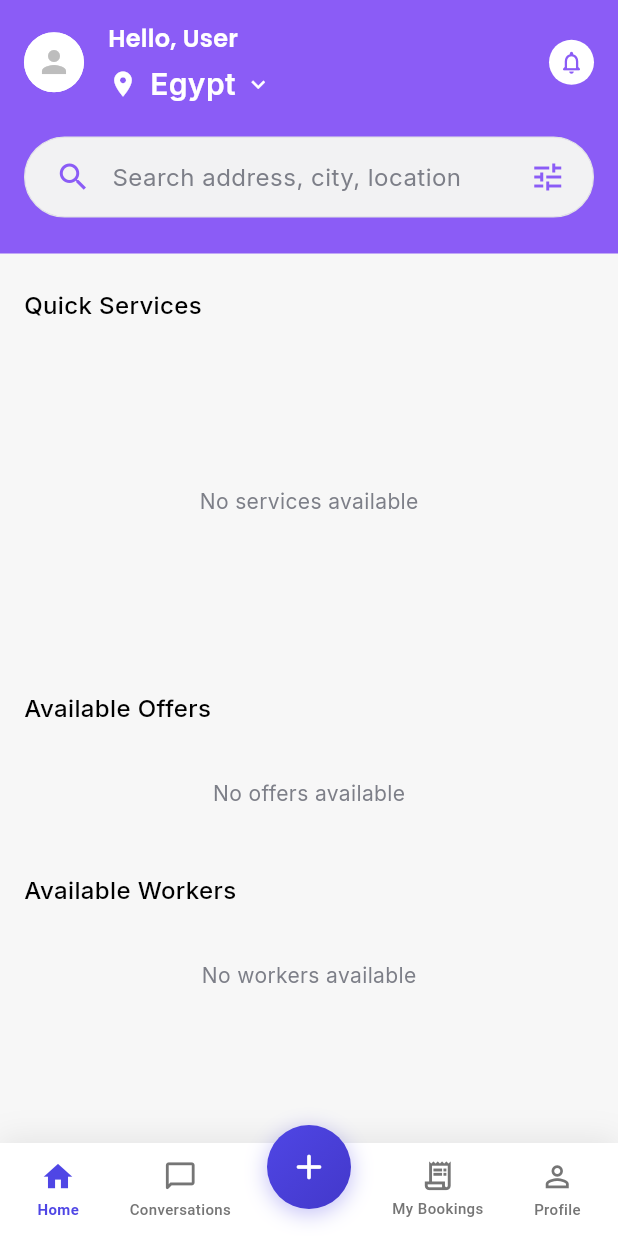
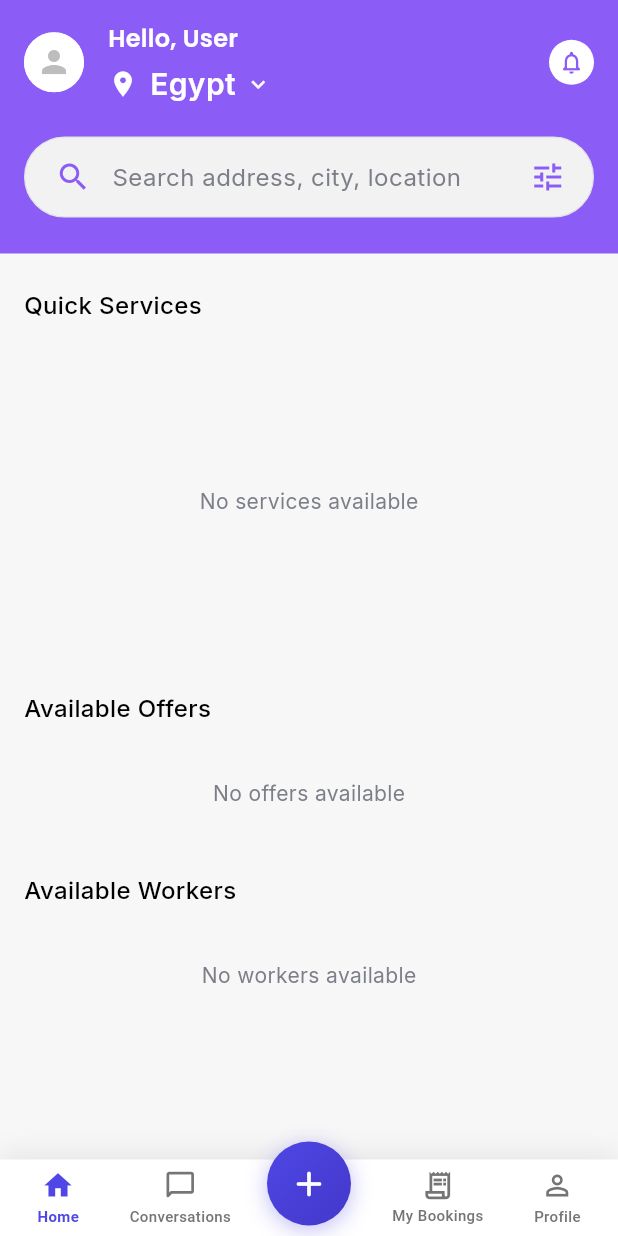
Before and after one commit to bassem-beshay/Amina-App, a Flutter app: the CustomerHomeScreen screen opened by its route, on a phone screen of 412 x 824 dp. Run offline on Flutter 3.47's test engine with Material 3 defaults, Android fonts, the phone set to English and light mode, and no system bars; our stand-ins replace cached_network_image, file_picker, firebase_core, firebase_messaging, flutter_local_notifications, flutter_secure_storage and 10 more; missing offline and left inert: flutter_custom_tabs; accounts and stored records are empty; network calls fail; Roboto replaces fonts that are missing (Cairo).

Commit message:
إصلاح تجاوز (overflow) الشريط السفلي وتصغيره على الموبايل
- إزالة الارتفاع الثابت 62 من شريط التنقل السفلي؛ الآن يأخذ حجم محتواه + safe-area inset فلا يحدث RenderFlex overflow (كان 32px) على أي جهاز
- تصغير محتوى عناصر الشريط: أيقونة 23→22، المسافة تحت الأيقونة 3→2، padding رأسي 6→4 للعنصر و4→2 للصف

الملفات المعدلة:
- lib/screens/customer_home_screen.dart: _buildBottomNavBar / _buildBottomNavItem

Co-Authored-By: Claude Opus 4.8 (1M context) <noreply@anthropic.com>

```diff
--- a/lib/screens/customer_home_screen.dart
+++ b/lib/screens/customer_home_screen.dart
@@ -1580,7 +1580,6 @@ class _CustomerHomeScreenState extends State<CustomerHomeScreen>
     return provider_pkg.Consumer<LanguageProvider>(
       builder: (context, languageProvider, child) => Container(
         key: ValueKey(languageProvider.locale.languageCode),
-      height: 62,
       decoration: BoxDecoration(
         color: isDark ? const Color(0xFF2D2D2D) : Colors.white,
         boxShadow: [
@@ -1599,7 +1598,7 @@ class _CustomerHomeScreenState extends State<CustomerHomeScreen>
           children: [
             // الأزرار العادية
             Padding(
-              padding: const EdgeInsets.symmetric(horizontal: 8, vertical: 4),
+              padding: const EdgeInsets.symmetric(horizontal: 8, vertical: 2),
               child: Row(
                 mainAxisAlignment: MainAxisAlignment.spaceAround,
                 children: [
@@ -1749,7 +1748,7 @@ class _CustomerHomeScreenState extends State<CustomerHomeScreen>
       onTap: onTap,
       borderRadius: BorderRadius.circular(10),
       child: Container(
-        padding: const EdgeInsets.symmetric(horizontal: 8, vertical: 6),
+        padding: const EdgeInsets.symmetric(horizontal: 8, vertical: 4),
         child: Column(
           mainAxisSize: MainAxisSize.min,
           children: [
@@ -1758,7 +1757,7 @@ class _CustomerHomeScreenState extends State<CustomerHomeScreen>
               children: [
                 Icon(
                   isActive ? activeIcon : icon,
-                  size: 23,
+                  size: 22,
                   color: color,
                 ),
                 if (badgeCount > 0)
@@ -1788,9 +1787,11 @@ class _CustomerHomeScreenState extends State<CustomerHomeScreen>
                   ),
               ],
             ),
-            const SizedBox(height: 3),
+            const SizedBox(height: 2),
             Text(
               label,
+              maxLines: 1,
+              overflow: TextOverflow.visible,
               style: TextStyle(
                 fontSize: 10,
                 fontWeight: isActive ? FontWeight.w600 : FontWeight.w500,
```
